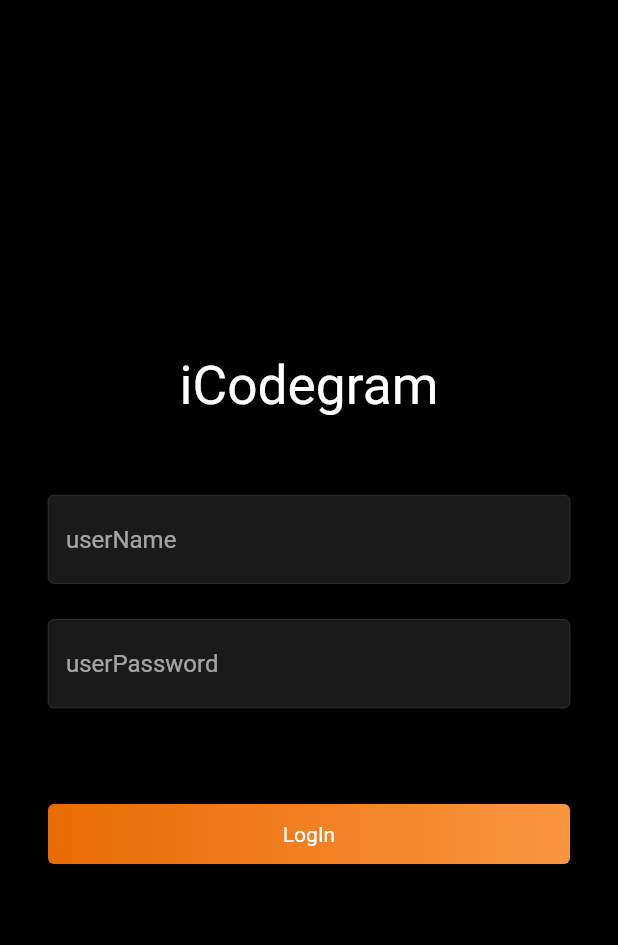
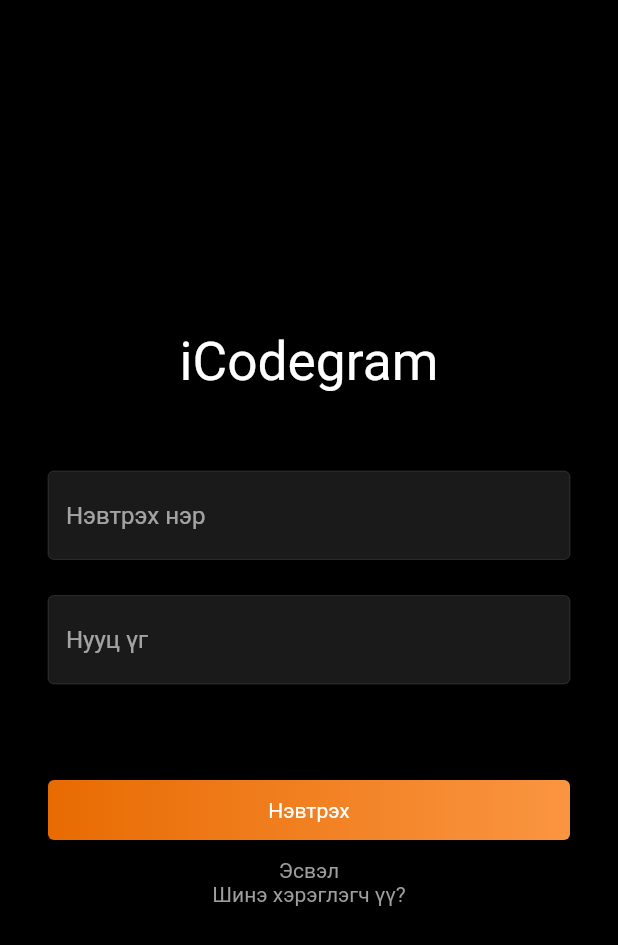
Before and after one commit to akagun/flutter_summer_course_tornadoo, a Flutter app: the screen it shows after launch, on a phone screen of 412 x 824 dp. Shown: the top 945 px of the screen. Run offline on Flutter 3.47's test engine with Material 2 defaults, Android fonts, the phone set to English and light mode, and no system bars; our stand-ins replace cloud_firestore, firebase_auth, firebase_core; missing offline and left inert: word_search_safety; accounts and stored records are empty; Roboto replaces fonts that are missing (Rubik).

Commit message:
add: icodegramnew

```diff
--- a/icodegram_app/lib/screens/login_screen.dart
+++ b/icodegram_app/lib/screens/login_screen.dart
@@ -47,7 +47,7 @@
             ),
             Padding(padding: EdgeInsets.only(top: 52, left: 176, right: 176)),
             TextFieldInput(
-                hintText: 'userName',
+                hintText: 'Нэвтрэх нэр',
                 isPassword: false,
                 editingController: _emailController,
                 textInputType: TextInputType.emailAddress),
@@ -55,7 +55,7 @@
               height: 24,
             ),
             TextFieldInput(
-                hintText: 'userPassword',
+                hintText: 'Нууц үг',
                 isPassword: true,
                 editingController: _passwordController,
                 textInputType: TextInputType.text),
@@ -74,12 +74,14 @@
                       gradient: const LinearGradient(
                           colors: [Color(0xFFE86B02), Color(0xFFFA9541)])),
                   child: Center(
-                    child: Text('LogIn'),
+                    child: Text('Нэвтрэх'),
                   ),
                 )),
             SizedBox(
               height: 12,
             ),
+            Text('Эсвэл', style: TextStyle(color: Colors.grey)),
+            Text('Шинэ хэрэглэгч үү?', style: TextStyle(color: Colors.grey)),
             Flexible(flex: 2, child: Container()),
           ],
         ),
```
Also changed, not shown: 3 other files.
